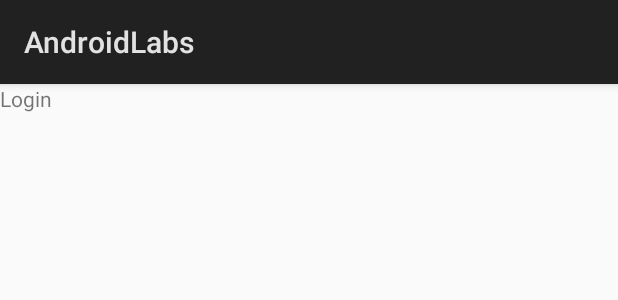
After one commit to curr0250/AndroidLabs2, an Android app: the layout activity_login.xml on its own in the app's theme, with its tools: preview values and no code run, on a phone screen of 412 x 824 dp. The commit adds this screen. Shown: the top 300 px of the screen. Run offline under Robolectric (Android 15) with nearby library versions, the phone set to English and light mode, and no system bars.

Commit message:
Latest update of lab 1

```diff
--- a/app/build.gradle
+++ b/app/build.gradle
@@ -24,7 +24,7 @@ android {
 
 dependencies {
     implementation fileTree(dir: 'libs', include: ['*.jar'])
-    implementation"org.jetbrains.kotlin:kotlin-stdlib-jdk7:$kotlin_version"
+    implementation "org.jetbrains.kotlin:kotlin-stdlib-jdk7:$kotlin_version"
     implementation 'com.android.support.constraint:constraint-layout:1.1.3'
     testImplementation 'junit:junit:4.12'
     androidTestImplementation 'com.android.support.test:runner:1.0.2'
--- a/app/src/main/AndroidManifest.xml
+++ b/app/src/main/AndroidManifest.xml
@@ -16,6 +16,9 @@
                 <category android:name="android.intent.category.LAUNCHER" />
             </intent-filter>
         </activity>
+        <activity android:name=".LoginActivity" />
+
+
     </application>
 
 </manifest>
--- /dev/null
+++ b/app/src/main/res/layout/activity_login.xml
@@ -0,0 +1,18 @@
+<?xml version="1.0" encoding="utf-8"?>
+<LinearLayout xmlns:android="http://schemas.android.com/apk/res/android"
+    xmlns:app="http://schemas.android.com/apk/res-auto"
+    xmlns:tools="http://schemas.android.com/tools"
+    android:layout_width="match_parent"
+    android:layout_height="match_parent"
+    tools:context=".LoginActivity"
+    android:orientation="vertical"
+    >
+
+    <TextView
+        android:layout_width="match_parent"
+        android:layout_height="match_parent"
+        android:text="Login"/>
+
+
+
+</LinearLayout>
--- a/app/src/main/res/values/strings.xml
+++ b/app/src/main/res/values/strings.xml
@@ -2,4 +2,5 @@
     <string name="app_name">AndroidLabs</string>
     <string name="hello_message">Hello World!</string>
     <string name="ButtonText">I\'m a button</string>
+    <string name="TextView">Login</string>
 </resources>
```
Also changed, not shown: app/src/main/java/com/example/jodycurry/androidlabs/LoginActivity.kt (added, +12 -0 lines), app/src/main/res/values-v14/dimens.xml (added, +10 -0 lines), app/src/main/res/values/dimens.xml (added, +10 -0 lines).
